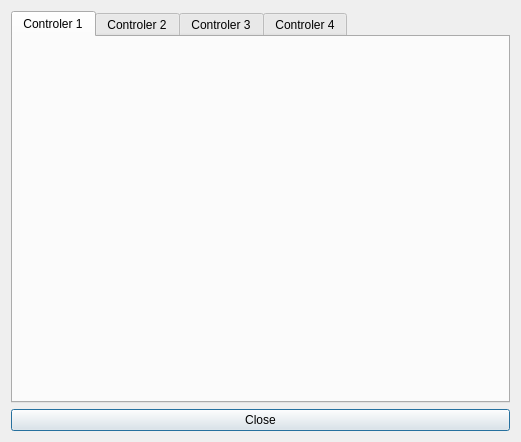
This is branches/m64pplib/inputdialog.ui in ZachBacon/cutempen as Qt 5 draws it before an edit. The edited form follows.
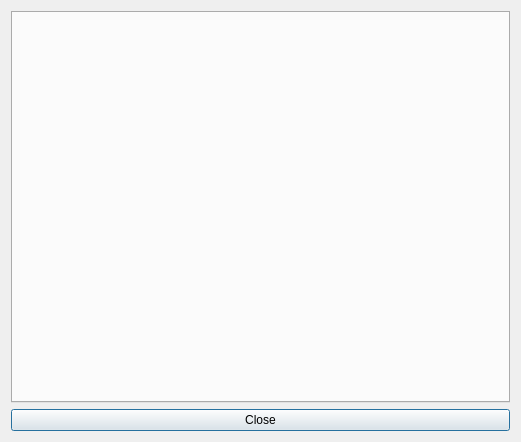
This is the edited form.

Commit message: - Changed input widget tabs to be added from code. - Enabled saving changes of input settings.

```diff
--- a/branches/m64pplib/inputdialog.ui
+++ b/branches/m64pplib/inputdialog.ui
@@ -33,46 +33,6 @@
        <property name="currentIndex">
         <number>0</number>
        </property>
-       <widget class="QWidget" name="tab1">
-        <attribute name="title">
-         <string>Controler 1</string>
-        </attribute>
-        <layout class="QGridLayout" name="gridLayout_2">
-         <item row="0" column="0">
-          <layout class="QGridLayout" name="gl_Tab1"/>
-         </item>
-        </layout>
-       </widget>
-       <widget class="QWidget" name="tab2">
-        <attribute name="title">
-         <string>Controler 2</string>
-        </attribute>
-        <layout class="QGridLayout" name="gridLayout_3">
-         <item row="0" column="0">
-          <layout class="QGridLayout" name="gl_Tab2"/>
-         </item>
-        </layout>
-       </widget>
-       <widget class="QWidget" name="tab3">
-        <attribute name="title">
-         <string>Controler 3</string>
-        </attribute>
-        <layout class="QGridLayout" name="gridLayout_4">
-         <item row="0" column="0">
-          <layout class="QGridLayout" name="gl_Tab3"/>
-         </item>
-        </layout>
-       </widget>
-       <widget class="QWidget" name="tab4">
-        <attribute name="title">
-         <string>Controler 4</string>
-        </attribute>
-        <layout class="QGridLayout" name="gridLayout_5">
-         <item row="0" column="0">
-          <layout class="QGridLayout" name="gl_Tab4"/>
-         </item>
-        </layout>
-       </widget>
       </widget>
      </item>
     </layout>
```
Left out of the diff: 4 changed lines with no effect on the pictures. The commit also changes 3 other files.
